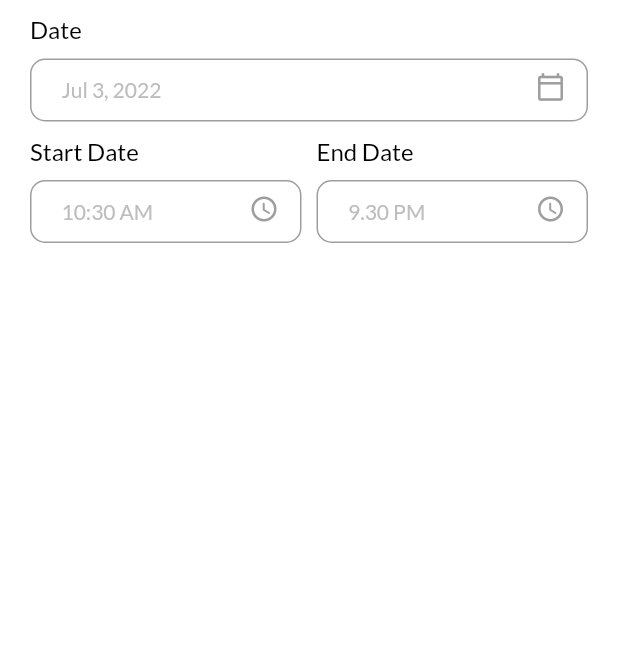
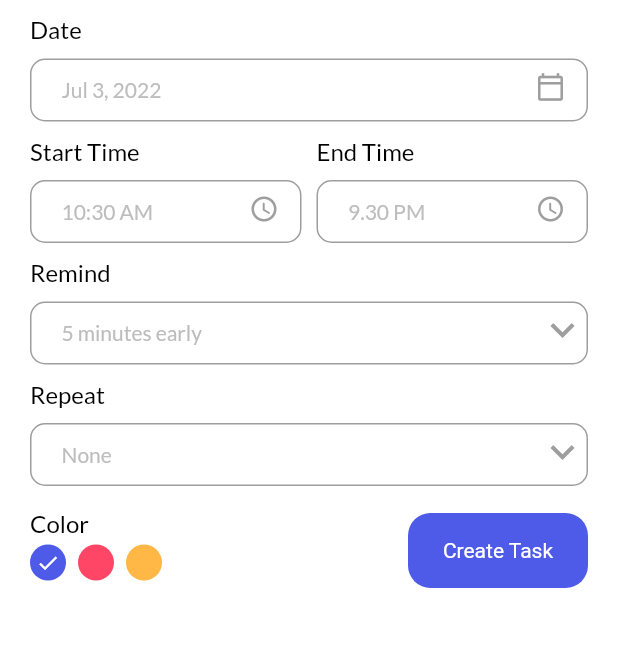
Before and after one commit to 4amshin/note_-, a Flutter app: the screen it shows after launch, after a tap on "+ Add Task", on a phone screen of 412 x 824 dp, the part 372-1019 px from its top. Run offline on Flutter 3.47's test engine with Material 2 defaults, Android fonts, the phone set to English and light mode, and no system bars; our stand-ins replace date_picker_timeline, flutter_local_notifications, get, get_storage, google_fonts, timezone.

Commit message:
step-5.finish_addTask

```diff
--- a/lib/ui/add_task.dart
+++ b/lib/ui/add_task.dart
@@ -2,6 +2,7 @@
 import 'package:get/get.dart';
 import 'package:intl/intl.dart';
 import 'package:note_3/ui/theme.dart';
+import 'package:note_3/widget/button.dart';
 import 'package:note_3/widget/input_field.dart';
 import 'dart:developer' as devtools show log;
 
@@ -16,7 +17,23 @@
   DateTime _selectedDate = DateTime.now();
   String _endTime = "9.30 PM";
   String _startTime = DateFormat('hh:mm a').format(DateTime.now()).toString();
+  int _selectedRemind = 5;
+  List<int> remindList = [
+    5,
+    10,
+    15,
+    20,
+  ];
 
+  String _selectedRepeat = 'None';
+  List<String> repeatList = [
+    'None',
+    'Daily',
+    'Weekly',
+    'Monthly',
+  ];
+
+  int _selectedColor = 0;
   @override
   Widget build(BuildContext context) {
     return Scaffold(
@@ -38,7 +55,7 @@
                 widget: IconButton(
                   icon: const Icon(Icons.calendar_today_outlined),
                   iconSize: 20,
-                  color: Colors.grey,
+                  color: Get.isDarkMode ? Colors.white : Colors.grey,
                   onPressed: () {
                     _getDateFromUser();
                   },
@@ -46,33 +63,85 @@
               ),
               Row(
                 children: [
-                  Expanded(
-                    child: InputField(
-                      title: 'Start Date',
-                      hint: _startTime,
-                      widget: IconButton(
-                        icon: const Icon(Icons.access_time_rounded),
-                        iconSize: 20,
-                        color: Colors.grey,
-                        onPressed: () {
-                          _getTimeFromUser(isStartTime: true);
-                        },
-                      ),
-                    ),
+                  _timerPicker(
+                    title: 'Start Time',
+                    hint: _startTime,
+                    icon: Icons.access_time_rounded,
+                    isStart: true,
                   ),
                   const SizedBox(width: 10),
-                  Expanded(
-                    child: InputField(
-                      title: 'End Date',
-                      hint: _endTime,
-                      widget: IconButton(
-                        icon: const Icon(Icons.access_time_rounded),
-                        iconSize: 20,
-                        color: Colors.grey,
-                        onPressed: () {
-                          _getTimeFromUser(isStartTime: false);
-                        },
-                      ),
+                  _timerPicker(
+                    title: 'End Time',
+                    hint: _endTime,
+                    icon: Icons.access_time_rounded,
+                    isStart: false,
+                  ),
+                ],
+              ),
+              InputField(
+                title: 'Remind',
+                hint: "$_selectedRemind minutes early",
+                widget: DropdownButton(
+                  icon: Icon(
+                    Icons.keyboard_arrow_down,
+                    color: Get.isDarkMode ? Colors.white : Colors.grey,
+                  ),
+                  iconSize: 32,
+                  elevation: 4,
+                  style: subTitleStyle,
+                  underline: const SizedBox(height: 0),
+                  items: remindList.map<DropdownMenuItem<String>>(
+                    (int value) {
+                      return DropdownMenuItem<String>(
+                        value: value.toString(),
+                        child: Text(value.toString()),
+                      );
+                    },
+                  ).toList(),
+                  onChanged: (String? newValue) {
+                    setState(() {
+                      _selectedRemind = int.parse(newValue!);
+                    });
+                  },
+                ),
+              ),
+              InputField(
+                title: 'Repeat',
+                hint: _selectedRepeat,
+                widget: DropdownButton(
+                  icon: Icon(
+                    Icons.keyboard_arrow_down,
+                    color: Get.isDarkMode ? Colors.white : Colors.grey,
+                  ),
+                  iconSize: 32,
+                  elevation: 4,
+                  style: subTitleStyle,
+                  underline: const SizedBox(height: 0),
+                  onChanged: (String? newValue) {
+                    setState(() {
+                      _selectedRepeat = newValue!;
+                    });
+                  },
+                  items: repeatList.map<DropdownMenuItem<String>>(
+                    (String? value) {
+                      return DropdownMenuItem<String>(
+                        value: value,
+                        child: Text(value!),
+                      );
+                    },
+                  ).toList(),
+                ),
+              ),
+              Row(
+                mainAxisAlignment: MainAxisAlignment.spaceBetween,
+                crossAxisAlignment: CrossAxisAlignment.center,
+                children: [
+                  _colorPalette(),
+                  Padding(
+                    padding: const EdgeInsets.only(top: 8.0),
+                    child: MyButton(
+                      label: 'Create Task',
+                      onTap: () {},
                     ),
                   ),
                 ],
@@ -81,6 +150,52 @@
           ),
         ),
       ),
+    );
+  }
+
+  _colorPalette() {
+    return Column(
+      crossAxisAlignment: CrossAxisAlignment.start,
+      children: [
+        Text(
+          'Color',
+          style: titleStyle,
+        ),
+        const SizedBox(height: 5),
+        Wrap(
+          children: List<Widget>.generate(
+            3,
+            (int index) {
+              return GestureDetector(
+                onTap: () {
+                  setState(() {
+                    _selectedColor = index;
+                    devtools.log('index $index');
+                  });
+                },
+                child: Padding(
+                  padding: const EdgeInsets.only(right: 8.0),
+                  child: CircleAvatar(
+                    radius: 12,
+                    backgroundColor: index == 0
+                        ? primaryClr
+                        : index == 1
+                            ? pinkClr
+                            : yellowClr,
+                    child: _selectedColor == index
+                        ? const Icon(
+                            Icons.done,
+                            color: Colors.white,
+                            size: 16,
+                          )
+                        : const SizedBox(),
+                  ),
+                ),
+              );
+            },
+          ),
+        ),
+      ],
     );
   }
 
@@ -153,4 +268,26 @@
       ),
     );
   }
+
+  _timerPicker({
+    required String title,
+    required String hint,
+    required IconData icon,
+    required bool isStart,
+  }) {
+    return Expanded(
+      child: InputField(
+        title: title,
+        hint: hint,
+        widget: IconButton(
+          icon: Icon(icon),
+          iconSize: 20,
+          color: Get.isDarkMode ? Colors.white : Colors.grey,
+          onPressed: () {
+            _getTimeFromUser(isStartTime: isStart);
+          },
+        ),
+      ),
+    );
+  }
 }
--- a/lib/ui/home_page.dart
+++ b/lib/ui/home_page.dart
@@ -32,6 +32,7 @@
       appBar: _appBar(),
       body: Column(
         children: [
+          const SizedBox(height: 10),
           _addTaskBar(),
           _addDateBar(),
         ],
```
